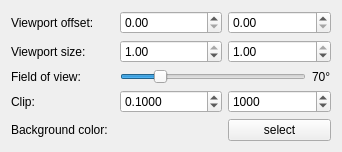
Above: sandbox/UI/Components/CameraComponentView/CameraComponentView.ui from Lonartie/GraphicsSandbox before the change. Below: the same form after it.
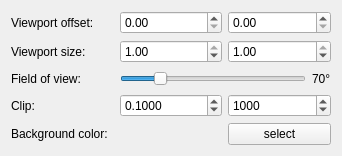
That is the form after the change.

```diff
--- a/sandbox/UI/Components/CameraComponentView/CameraComponentView.ui
+++ b/sandbox/UI/Components/CameraComponentView/CameraComponentView.ui
@@ -7,7 +7,7 @@
     <x>0</x>
     <y>0</y>
     <width>342</width>
-    <height>150</height>
+    <height>156</height>
    </rect>
   </property>
   <property name="windowTitle">
```
Left out of the diff: 10 changed lines with no effect on the pictures.
